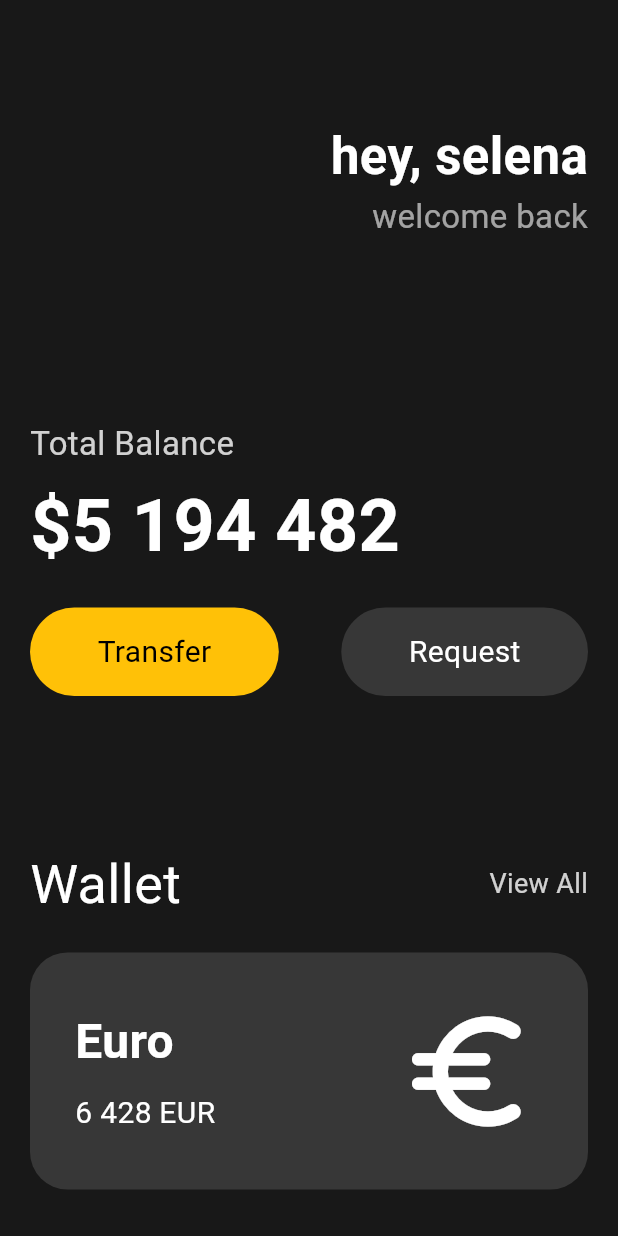
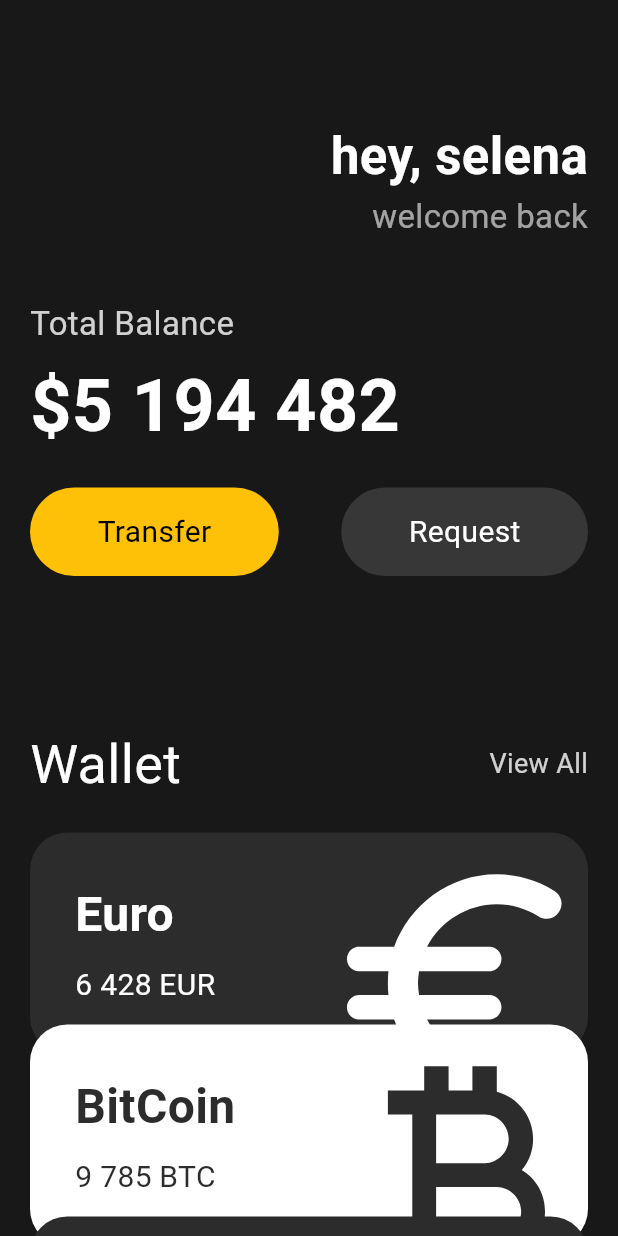
Before and after one commit to thdudgus/flutterStudy, a Flutter app: the screen it shows after launch, on a phone screen of 412 x 824 dp. Run offline on Flutter 3.47's test engine with Material 3 defaults, Android fonts, the phone set to English and light mode, and no system bars.

Commit message:
statelessWidget
statelessWidget까지 클론 코딩 완료.

```diff
--- a/toonflix/lib/main.dart
+++ b/toonflix/lib/main.dart
@@ -1,5 +1,6 @@
 import 'package:flutter/material.dart';
 import 'package:toonflix/widgets/Button.dart';
+import 'package:toonflix/widgets/currency_card.dart';
 
 void main() {
   runApp(const App());
@@ -14,22 +15,32 @@ void main() {
 // 서로를 옆에 두고 싶을 땐 row
 
 // 이 경우엔 많은 것들이 서로 위, 아래에 있기 때문에 column을 먼저 만들고, 그 안에 row를 만듦.
-class App extends StatelessWidget {
+
+// StatelessWidget은 build 메소드를 통해 단순히 UI를 출력함.
+// StatefulWidget은 상태를 가지고 있음. 상태에 따라 변하게 될 데이터를 UI를 실시간을 반영할 때 사용.
+
+class App extends StatefulWidget {
   const App({super.key});
 
+  @override
+  State<App> createState() => _AppState();
+}
+
+class _AppState extends State<App> {
   @override
   Widget build(BuildContext context) {
     return MaterialApp(
       home: Scaffold(
         backgroundColor: const Color(0xff181818),
-        body: Padding(
+        body: SingleChildScrollView(
+          // scrolling을 하고 싶으면 Padding 대신 SingleChildScrollView로 하면 스크롤 가능.
           //  Padding으로 Column에 속한 걸 감싸주고
           padding: const EdgeInsets.symmetric(
             horizontal: 20,
           ), // 공백을 넣어줌
           child: Column(
-              crossAxisAlignment: CrossAxisAlignment
-                  .start, // column의 crossAxisAlignmnet는 가로(수평)
+            crossAxisAlignment:
+                CrossAxisAlignment.start, // colsumn의 crossAxisAlignmnet는 가로(수평)
             children: [
               const SizedBox(
                 // sized box를 하나 둔 후 row를 두어 위 공백을 만듦.
@@ -61,7 +72,7 @@ class App extends StatelessWidget {
                 ],
               ),
               const SizedBox(
-                  height: 120,
+                height: 40,
               ),
               Text(
                 'Total Balance', // 해당 text는 column component에 속하기 때문에 center배치가 기본값
@@ -123,63 +134,32 @@ class App extends StatelessWidget {
               const SizedBox(
                 height: 20,
               ),
-                Container(
-                  decoration: BoxDecoration(
-                    color: const Color.fromARGB(255, 55, 55, 55),
-                    borderRadius: BorderRadius.circular(25),
+              const CurrencyCard(
+                name: 'Euro',
+                code: 'EUR',
+                amount: '6 428',
+                icon: Icons.euro_rounded,
+                isInverted: false,
+                order: 1,
               ),
-                  child: const Padding(
-                    padding: EdgeInsets.all(30),
-                    child: Row(
-                      mainAxisAlignment: MainAxisAlignment.spaceBetween,
-                      children: [
-                        Column(
-                          crossAxisAlignment: CrossAxisAlignment.start,
-                          children: [
-                            Text(
-                              "Euro",
-                              style: TextStyle(
-                                color: Colors.white,
-                                fontSize: 32,
-                                fontWeight: FontWeight.w600,
+              const CurrencyCard(
+                name: 'BitCoin',
+                code: 'BTC',
+                amount: '9 785',
+                icon: Icons.currency_bitcoin,
+                isInverted: true,
+                order: 2,
               ),
-                            ),
-                            SizedBox(
-                              height: 10,
-                            ),
-                            Row(
-                              children: [
-                                Text(
-                                  "6 428",
-                                  style: TextStyle(
-                                    color: Colors.white,
-                                    fontSize: 20,
-                                  ),
-                                ),
-                                SizedBox(
-                                  width: 5,
-                                ),
-                                Text(
-                                  "EUR",
-                                  style: TextStyle(
-                                    color: Colors.white,
-                                    fontSize: 20,
-                                  ),
+              const CurrencyCard(
+                name: 'Dollar',
+                code: 'USD',
+                amount: '428',
+                icon: Icons.attach_money_outlined,
+                isInverted: false,
+                order: 3,
               ),
             ],
           ),
-                          ],
-                        ),
-                        Icon(
-                          Icons.euro_rounded,
-                          color: Colors.white,
-                          size: 98,
-                        ),
-                      ],
-                    ),
-                  ),
-                ),
-              ]),
         ), // 다른 걸 위에 올리려면 Column을 사용해야 함.
       ),
     );
--- /dev/null
+++ b/toonflix/lib/widgets/currency_card.dart
@@ -0,0 +1,94 @@
+import 'package:flutter/material.dart';
+
+class CurrencyCard extends StatelessWidget {
+  final String name, code, amount;
+  final IconData icon;
+  final bool isInverted;
+  final int order;
+
+  final _blackColor = const Color.fromARGB(255, 44, 44, 44);
+
+  const CurrencyCard(
+      {super.key,
+      required this.name,
+      required this.code,
+      required this.amount,
+      required this.icon,
+      required this.isInverted,
+      required this.order});
+
+  @override
+  Widget build(BuildContext context) {
+    return Transform.translate(
+      offset: Offset(0, (order - 1) * -20),
+      child: Container(
+        // clipBehavior는 어떤 아이템이 overflow가 되었을 때, 카드와 같은 container가 어떻게 동작하게 하는지 알려줌.
+        // container의 바깥 부분을 컨트롤
+        clipBehavior: Clip.hardEdge,
+        decoration: BoxDecoration(
+          color: isInverted ? Colors.white : _blackColor,
+          borderRadius: BorderRadius.circular(25),
+        ),
+        child: Padding(
+          padding: const EdgeInsets.all(30),
+          child: Row(
+            mainAxisAlignment: MainAxisAlignment.spaceBetween,
+            children: [
+              Column(
+                crossAxisAlignment: CrossAxisAlignment.start,
+                children: [
+                  Text(
+                    name,
+                    style: TextStyle(
+                      color: isInverted ? _blackColor : Colors.white,
+                      fontSize: 32,
+                      fontWeight: FontWeight.w600,
+                    ),
+                  ),
+                  const SizedBox(
+                    height: 10,
+                  ),
+                  Row(
+                    children: [
+                      Text(
+                        amount,
+                        style: TextStyle(
+                          color: isInverted ? _blackColor : Colors.white,
+                          fontSize: 20,
+                        ),
+                      ),
+                      const SizedBox(
+                        width: 5,
+                      ),
+                      Text(
+                        code,
+                        style: TextStyle(
+                          color: isInverted ? _blackColor : Colors.white,
+                          fontSize: 20,
+                        ),
+                      ),
+                    ],
+                  ),
+                ],
+              ),
+              Transform.scale(
+                // 아이콘만 크기 변경 위함 (카드 크기 변화 x)
+                scale: 2.2,
+                child: Transform.translate(
+                  offset: const Offset(-5, 12),
+                  child: Icon(
+                    icon,
+                    color: isInverted
+                        ? _blackColor
+                        : const Color.fromARGB(255, 255, 255, 255),
+                    size: 88,
+                  ),
+                ),
+              )
+            ],
+          ),
+        ),
+      ),
+    );
+  }
+}
```
Also changed, not shown: statefulwidget/analysis_options.yaml (added, +28 -0 lines), statefulwidget/lib/main.dart (added, +125 -0 lines), statefulwidget/pubspec.yaml (added, +90 -0 lines), statefulwidget/pubspec.lock (added), 124 other files. Lines whose indentation alone changed are shown as unchanged.
